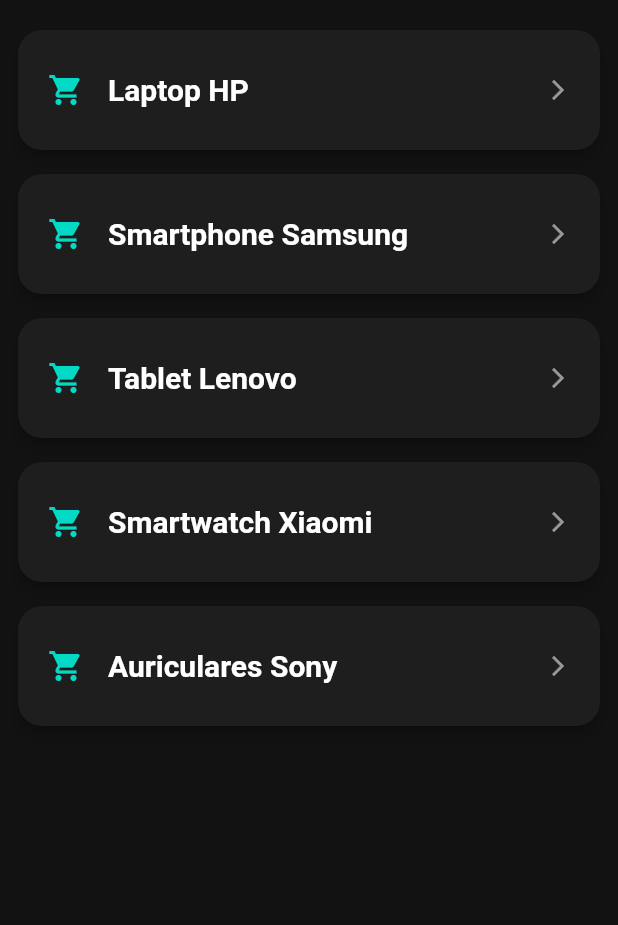
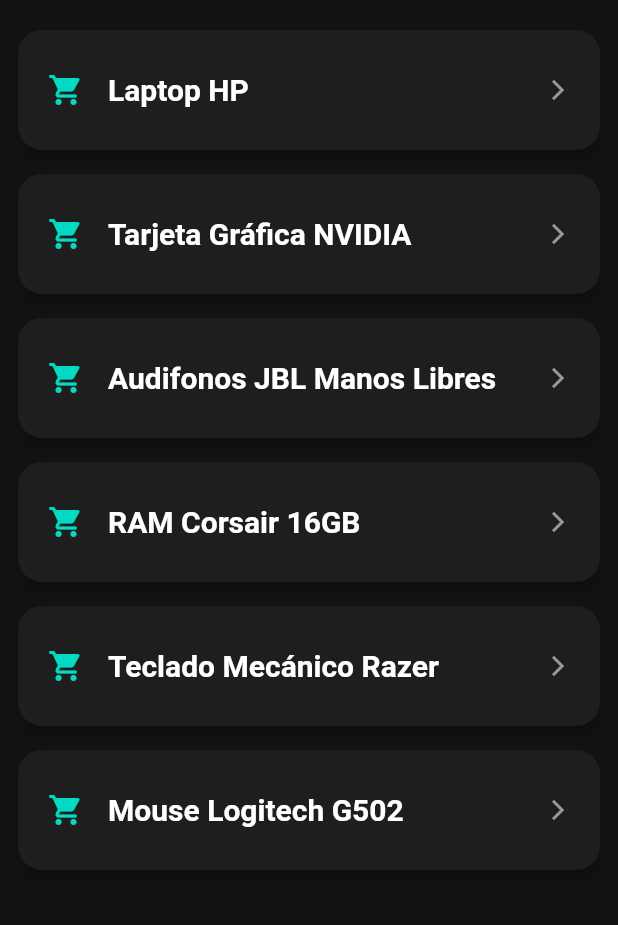
Before and after one commit to gabri117/navegacion_pasos_datos, a Flutter app: the screen it shows after launch, on a phone screen of 412 x 824 dp, the part 84-1009 px from its top. Run offline on Flutter 3.47's test engine with Material 3 defaults, Android fonts, the phone set to English and light mode, and no system bars.

Commit message:
Redacción de readme y ajustes finales en listado de productos.

```diff
--- a/lib/presentation/pages/product_list_page.dart
+++ b/lib/presentation/pages/product_list_page.dart
@@ -1,12 +1,14 @@
 import 'package:flutter/material.dart';
 
 class ProductListPage extends StatelessWidget {
+  // Listado de productos de ejemplo
   final List<String> products = [
     'Laptop HP',
-    'Smartphone Samsung',
-    'Tablet Lenovo',
-    'Smartwatch Xiaomi',
-    'Auriculares Sony'
+    'Tarjeta Gráfica NVIDIA',
+    'Audifonos JBL Manos Libres',
+    'RAM Corsair 16GB',
+    'Teclado Mecánico Razer',
+    'Mouse Logitech G502',
   ];
 
   @override
```
Also changed, not shown: 1 other file.
